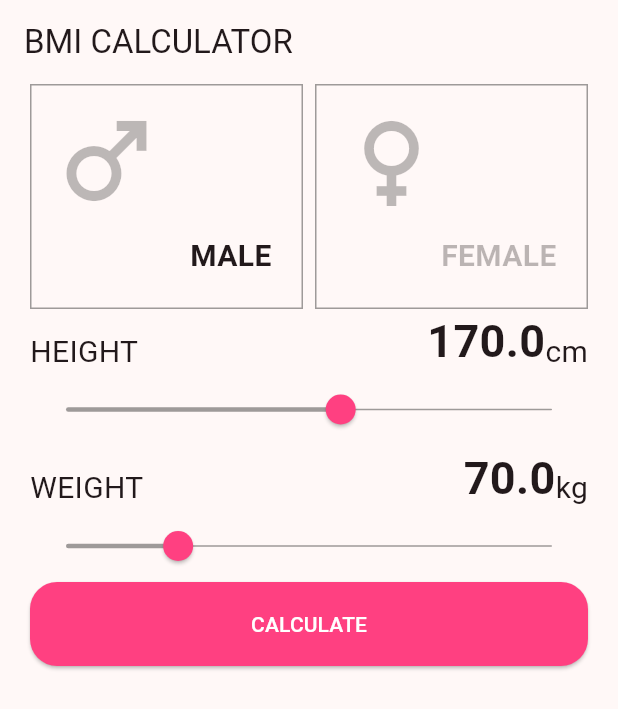
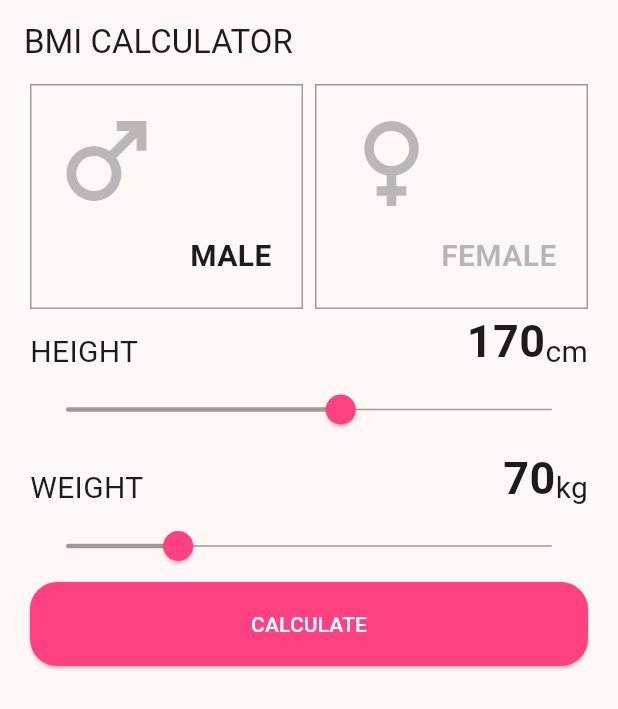
Before and after one commit to hippieperm/flutter_bmi_app, a Flutter app: the screen it shows after launch, on a phone screen of 412 x 824 dp. Shown: the top 709 px of the screen. Run offline on Flutter 3.47's test engine with Material 3 defaults, Android fonts, the phone set to English and light mode, and no system bars.

```diff
--- a/lib/pages/home/widgets/slider_box.dart
+++ b/lib/pages/home/widgets/slider_box.dart
@@ -27,7 +27,7 @@ class SliderBox extends StatelessWidget {
             ),
             Spacer(),
             Text(
-              '$value',
+              value.toStringAsFixed(0),
               style: TextStyle(
                 fontSize: 30,
                 fontWeight: FontWeight.bold,
```
